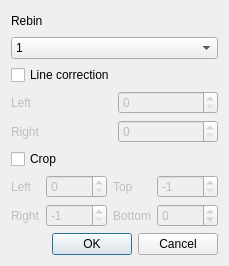
Before: the Qt Designer form RawSequenceOptionsGui.ui in fedeceri85/robopy2, drawn with Qt 5.
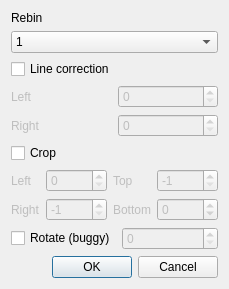
After: the same form once the commit is applied.

Commit message: Implemented image rotation, but it is still slow and buggy

Diff of the .ui file:
```diff
--- a/RawSequenceOptionsGui.ui
+++ b/RawSequenceOptionsGui.ui
@@ -6,8 +6,8 @@
    <rect>
     <x>0</x>
     <y>0</y>
-    <width>226</width>
-    <height>266</height>
+    <width>229</width>
+    <height>274</height>
    </rect>
   </property>
   <property name="windowTitle">
@@ -241,6 +241,30 @@
      </item>
     </layout>
    </item>
+   <item>
+    <layout class="QHBoxLayout" name="horizontalLayout">
+     <item>
+      <widget class="QCheckBox" name="rotateCheckBox">
+       <property name="text">
+        <string>Rotate (buggy)</string>
+       </property>
+      </widget>
+     </item>
+     <item>
+      <widget class="QSpinBox" name="rotateSpinBox">
+       <property name="enabled">
+        <bool>false</bool>
+       </property>
+       <property name="minimum">
+        <number>0</number>
+       </property>
+       <property name="maximum">
+        <number>180</number>
+       </property>
+      </widget>
+     </item>
+    </layout>
+   </item>
    <item>
     <widget class="QDialogButtonBox" name="buttonBox">
      <property name="enabled">
```
The commit also changes 5 other files.
